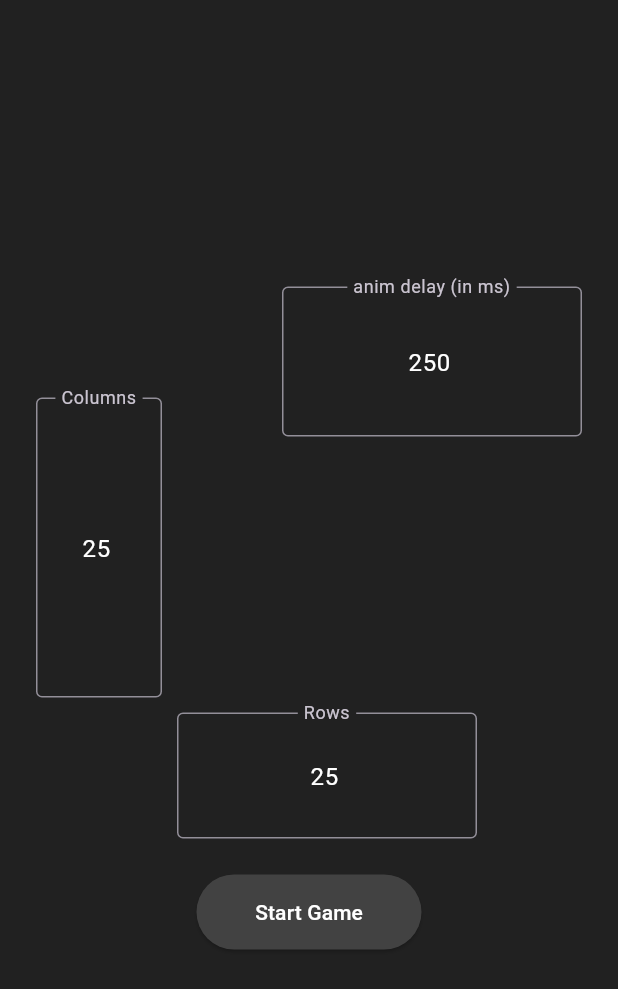
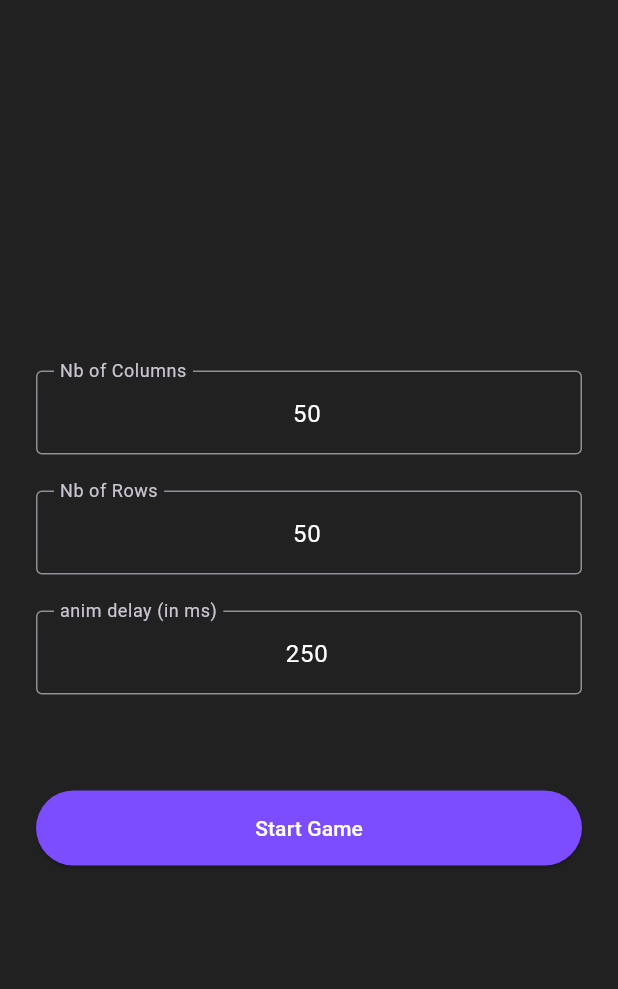
Before and after one commit to yeasin50/game_of_life, a Flutter app: the screen it shows after launch, on a phone screen of 412 x 824 dp. Shown: the top 989 px of the screen. Run offline on Flutter 3.47's test engine with Material 3 defaults, Android fonts, the phone set to English and light mode, and no system bars.

Commit message:
improved-ui

```diff
--- a/lib/src/game_of_life_app.dart
+++ b/lib/src/game_of_life_app.dart
@@ -31,7 +31,7 @@ class _GameOfLifeAppState extends State<GameOfLifeApp> {
     ),
     elevatedButtonTheme: ElevatedButtonThemeData(
       style: ElevatedButton.styleFrom(
-        backgroundColor: Colors.grey.shade800,
+        backgroundColor: Colors.deepPurpleAccent,
         foregroundColor: Colors.white,
         minimumSize: const Size(150, 50),
       ),
--- a/lib/src/infrastructure/game_of_life_engine.dart
+++ b/lib/src/infrastructure/game_of_life_engine.dart
@@ -55,7 +55,9 @@ class GameOfLifeEngine {
 
   Future<void> nextGeneration() async {
     final result = await cellDB.nextGeneration(_gofState.value.data);
-    _gofState.update(GOFState(result, _gofState.value.generation + 1));
+    _gofState.update(
+      GOFState(result, _gofState.value.generation + 1, colorizeGrid: gofState.colorizeGrid),
+    );
     isOnPeriodicProgress = false;
   }
 
--- a/lib/src/infrastructure/game_provider.dart
+++ b/lib/src/infrastructure/game_provider.dart
@@ -27,8 +27,8 @@ class GameProvider {
 
   static Future<GameProvider> init() async {
     final GameConfig gameConfig = GameConfig(
-      numberOfCol: 25,
-      numberOfRows: 25,
+      numberOfCol: 50,
+      numberOfRows: 50,
       generationGap: const Duration(milliseconds: 250),
     );
 
--- a/lib/src/presentation/setup_page.dart
+++ b/lib/src/presentation/setup_page.dart
@@ -31,17 +31,33 @@ class _GameBoardSetupPageState extends State<GameBoardSetupPage> {
         child: Padding(
           padding: const EdgeInsets.all(24.0),
           child: Center(
+            child: ConstrainedBox(
+              constraints: const BoxConstraints(maxWidth: 400),
               child: Column(
                 mainAxisSize: MainAxisSize.min,
+                crossAxisAlignment: CrossAxisAlignment.stretch,
                 children: [
-                SizedBox(
-                  width: InputFiledType.rows.filedSize.width + (2.5 * InputFiledType.cols.filedSize.width),
-                  height: InputFiledType.cols.filedSize.height + (InputFiledType.cols.filedSize.width * 2),
-                  child: Stack(
-                    children: [
-                      Align(
-                        alignment: Alignment.topRight,
-                        child: _InputField(
+                  _InputField(
+                    type: InputFiledType.cols,
+                    initialValue: gameConfig.numberOfRows.toString(),
+                    onValueChange: (value) {
+                      final number = int.tryParse(value) ?? 0;
+                      gameConfig.numberOfRows = number;
+                      setState(() {});
+                    },
+                  ),
+                  const SizedBox(height: 24),
+                  _InputField(
+                    initialValue: gameConfig.numberOfCol.toString(),
+                    type: InputFiledType.rows,
+                    onValueChange: (value) {
+                      final number = int.tryParse(value) ?? 0;
+                      gameConfig.numberOfCol = number;
+                      setState(() {});
+                    },
+                  ),
+                  const SizedBox(height: 24),
+                  _InputField(
                     type: InputFiledType.animDelay,
                     initialValue: gameConfig.generationGap.inMilliseconds.toString(),
                     onValueChange: (value) {
@@ -50,37 +66,7 @@ class _GameBoardSetupPageState extends State<GameBoardSetupPage> {
                       setState(() {});
                     },
                   ),
-                      ),
-                      Positioned(
-                        left: 0,
-                        bottom: InputFiledType.cols.filedSize.width + 10,
-                        child: _InputField(
-                          type: InputFiledType.cols,
-                          initialValue: gameConfig.numberOfRows.toString(),
-                          onValueChange: (value) {
-                            final number = int.tryParse(value) ?? 0;
-                            gameConfig.numberOfRows = number;
-                            setState(() {});
-                          },
-                        ),
-                      ),
-                      Positioned(
-                        left: InputFiledType.cols.filedSize.width + 10,
-                        bottom: 0,
-                        child: _InputField(
-                          initialValue: gameConfig.numberOfCol.toString(),
-                          type: InputFiledType.rows,
-                          onValueChange: (value) {
-                            final number = int.tryParse(value) ?? 0;
-                            gameConfig.numberOfCol = number;
-                            setState(() {});
-                          },
-                        ),
-                      ),
-                    ],
-                  ),
-                ),
-                const SizedBox(height: 24),
+                  const SizedBox(height: 64),
                   ElevatedButton(
                     onPressed: gameConfig.isValid ? navToOverViewPage : null,
                     child: const Text('Start Game'),
@@ -90,24 +76,7 @@ class _GameBoardSetupPageState extends State<GameBoardSetupPage> {
             ),
           ),
         ),
-    );
-  }
-}
-
-class GridOverViewBuilder extends StatelessWidget {
-  const GridOverViewBuilder({
-    super.key,
-    required this.numberOFCol,
-    required this.numberOfRow,
-  });
-
-  final int numberOFCol;
-  final int numberOfRow;
-
-  @override
-  Widget build(BuildContext context) {
-    return Stack(
-      children: [],
+      ),
     );
   }
 }
@@ -120,15 +89,9 @@ enum InputFiledType {
 
 extension InputFiledTypeExt on InputFiledType {
   String get label => switch (this) {
-        InputFiledType.rows => 'Rows',
-        InputFiledType.cols => 'Columns',
+        InputFiledType.rows => 'Nb of Rows',
+        InputFiledType.cols => 'Nb of Columns',
         InputFiledType.animDelay => 'anim delay (in ms)',
-      };
-
-  Size get filedSize => switch (this) {
-        InputFiledType.rows => const Size(200, 84),
-        InputFiledType.cols => const Size(84, 200),
-        InputFiledType.animDelay => const Size(200, 100),
       };
 }
 
@@ -145,19 +108,12 @@ class _InputField extends StatelessWidget {
 
   @override
   Widget build(BuildContext context) {
-    return SizedBox(
-      key: ValueKey(type.label),
-      width: type.filedSize.width,
-      height: type.filedSize.height,
-      child: TextFormField(
-        expands: true,
+    return TextFormField(
       textAlign: TextAlign.center,
       textAlignVertical: TextAlignVertical.center,
-        maxLines: null,
       initialValue: initialValue,
       decoration: InputDecoration(
         labelText: type.label,
-          floatingLabelAlignment: FloatingLabelAlignment.center,
         border: const OutlineInputBorder(),
       ),
       autovalidateMode: AutovalidateMode.always,
@@ -170,7 +126,6 @@ class _InputField extends StatelessWidget {
       onChanged: (v) {
         onValueChange(v);
       },
-      ),
     );
   }
 }
```
Also changed, not shown: lib/src/infrastructure/game_of_life_db.dart (+9 -4 lines), lib/src/presentation/gof_life_page.dart (+22 -20 lines), lib/src/presentation/setup_overview_page.dart (+13 -31 lines), lib/src/presentation/widgets/gof_painter.dart (+3 -4 lines). Lines whose indentation alone changed are shown as unchanged.
